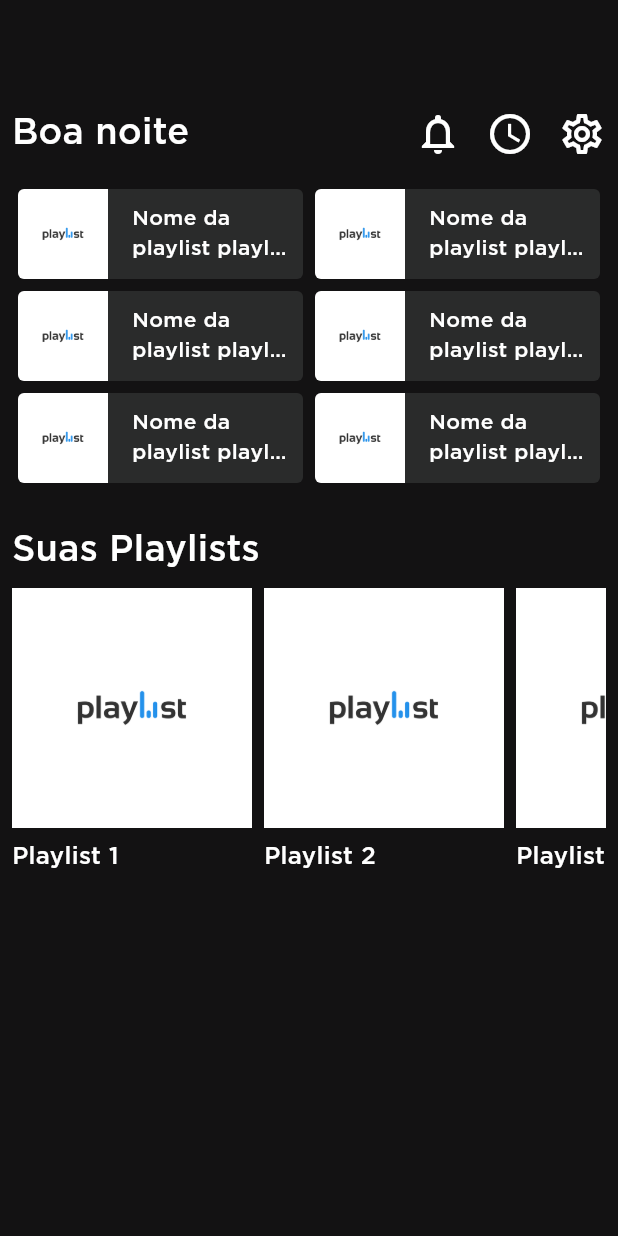
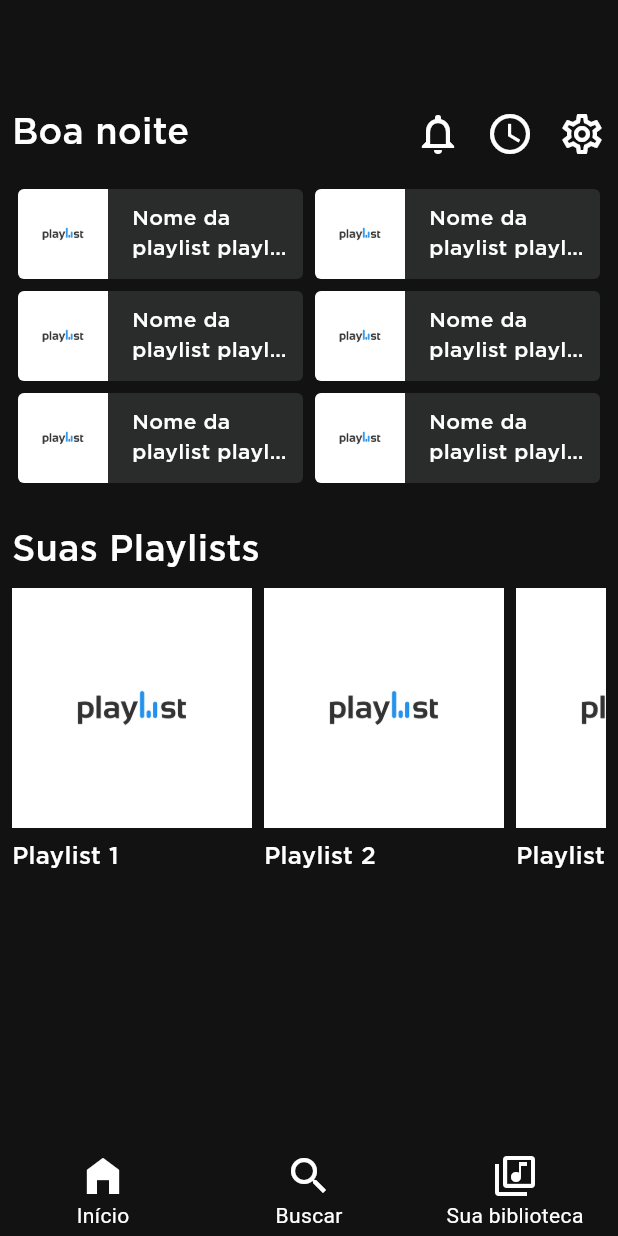
Before and after one commit to RodrigoUchoa001/offline-spotify, a Flutter app: the screen it shows after launch, on a phone screen of 412 x 824 dp. Run offline on Flutter 3.47's test engine with Material 2 defaults, Android fonts, the phone set to English and light mode, and no system bars.

```diff
--- a/lib/screens/tela_inicial.dart
+++ b/lib/screens/tela_inicial.dart
@@ -1,5 +1,6 @@
 import 'package:flutter/material.dart';
 import 'package:offline_spotify/widgets/app_bar.dart';
+import 'package:offline_spotify/widgets/bottom_nav_bar.dart';
 import 'package:offline_spotify/widgets/initial_all_playlists.dart';
 import 'package:offline_spotify/widgets/recommended_playlists.dart';
 
@@ -22,6 +23,7 @@ class TelaInicial extends StatelessWidget {
           ],
         ),
       ),
+      bottomNavigationBar: BottomNavBar(),
     );
   }
 }
```
